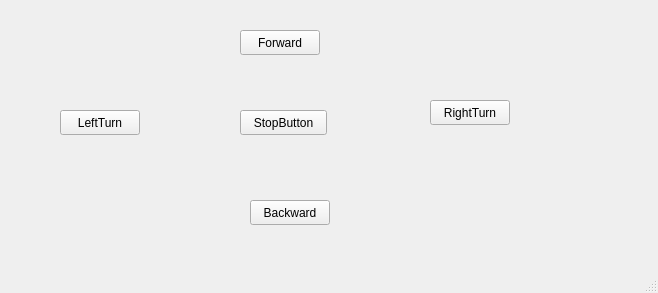
t1okumikatu/ros2_ws, file src/robot_controller_gui/robot_controller_gui/controller.ui: the form before one commit.
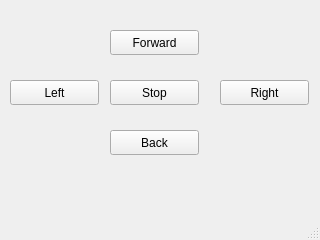
The form after the commit.

What changed in the file:
```diff
--- a/src/robot_controller_gui/robot_controller_gui/controller.ui
+++ b/src/robot_controller_gui/robot_controller_gui/controller.ui
@@ -6,8 +6,8 @@
    <rect>
     <x>0</x>
     <y>0</y>
-    <width>658</width>
-    <height>293</height>
+    <width>320</width>
+    <height>240</height>
    </rect>
   </property>
   <property name="windowTitle">
@@ -17,35 +17,22 @@
    <widget class="QPushButton" name="rtrnButton">
     <property name="geometry">
      <rect>
-      <x>430</x>
-      <y>100</y>
-      <width>80</width>
+      <x>110</x>
+      <y>80</y>
+      <width>89</width>
       <height>25</height>
      </rect>
     </property>
     <property name="text">
-     <string>RightTurn</string>
-    </property>
-   </widget>
-   <widget class="QPushButton" name="ltrnButton">
-    <property name="geometry">
-     <rect>
-      <x>60</x>
-      <y>110</y>
-      <width>80</width>
-      <height>25</height>
-     </rect>
-    </property>
-    <property name="text">
-     <string>LeftTurn</string>
+     <string>Stop</string>
     </property>
    </widget>
    <widget class="QPushButton" name="fwrdButton">
     <property name="geometry">
      <rect>
-      <x>240</x>
+      <x>110</x>
       <y>30</y>
-      <width>80</width>
+      <width>89</width>
       <height>25</height>
      </rect>
     </property>
@@ -53,32 +40,55 @@
      <string>Forward</string>
     </property>
    </widget>
-   <widget class="QPushButton" name="stopButton">
-    <property name="geometry">
-     <rect>
-      <x>240</x>
-      <y>110</y>
-      <width>87</width>
-      <height>25</height>
-     </rect>
-    </property>
-    <property name="text">
-     <string>StopButton</string>
-    </property>
-   </widget>
    <widget class="QPushButton" name="bwrdButton">
     <property name="geometry">
      <rect>
-      <x>250</x>
-      <y>200</y>
-      <width>80</width>
+      <x>110</x>
+      <y>130</y>
+      <width>89</width>
       <height>25</height>
      </rect>
     </property>
     <property name="text">
-     <string>Backward</string>
+     <string>Back</string>
     </property>
    </widget>
+   <widget class="QPushButton" name="ltrnButton">
+    <property name="geometry">
+     <rect>
+      <x>10</x>
+      <y>80</y>
+      <width>89</width>
+      <height>25</height>
+     </rect>
+    </property>
+    <property name="text">
+     <string>Left</string>
+    </property>
+   </widget>
+   <widget class="QPushButton" name="rtrnButton">
+    <property name="geometry">
+     <rect>
+      <x>220</x>
+      <y>80</y>
+      <width>89</width>
+      <height>25</height>
+     </rect>
+    </property>
+    <property name="text">
+     <string>Right</string>
+    </property>
+   </widget>
+  </widget>
+  <widget class="QMenuBar" name="menubar">
+   <property name="geometry">
+    <rect>
+     <x>0</x>
+     <y>0</y>
+     <width>320</width>
+     <height>28</height>
+    </rect>
+   </property>
   </widget>
   <widget class="QStatusBar" name="statusbar"/>
  </widget>
```
Left out of the diff: 70 changed lines with no effect on the pictures.
